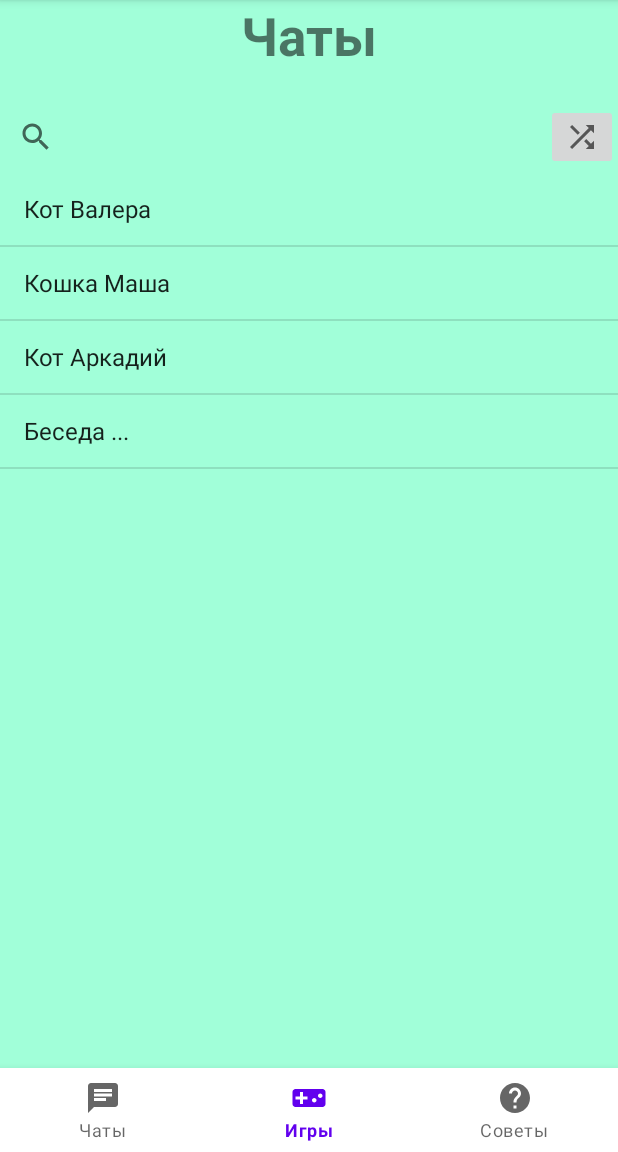
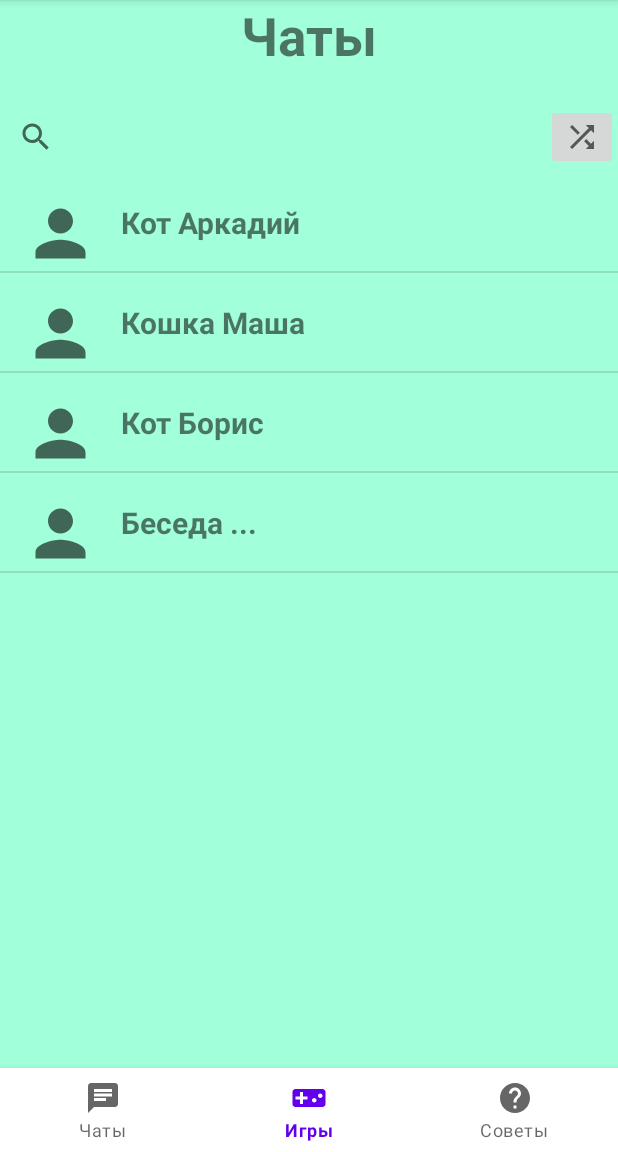
Before and after one commit to ArtyomBY/MaxArt_AppForCats, an Android app: the fragment ChatsFragment placed in its activity, on a phone screen of 412 x 824 dp, the part 84-1236 px from its top. Run offline under Robolectric (Android 15) with nearby library versions, the phone set to English and light mode, and no system bars.

Commit message:
mod chats & recommendation

```diff
--- a/app/src/main/java/com/maxart/appforcats/fragments/ChatsFragment.java
+++ b/app/src/main/java/com/maxart/appforcats/fragments/ChatsFragment.java
@@ -1,7 +1,10 @@
 package com.maxart.appforcats.fragments;
 
+import android.content.Context;
 import android.os.Bundle;
 
+import androidx.annotation.NonNull;
+import androidx.annotation.Nullable;
 import androidx.appcompat.widget.SearchView;
 import androidx.fragment.app.Fragment;
 
@@ -9,29 +12,44 @@ import android.view.LayoutInflater;
 import android.view.View;
 import android.view.ViewGroup;
 import android.widget.ArrayAdapter;
+import android.widget.ImageView;
 import android.widget.ListView;
+import android.widget.TextView;
 import android.widget.Toast;
 
+import com.maxart.appforcats.Chat;
 import com.maxart.appforcats.R;
 
 import java.util.ArrayList;
+import java.util.List;
 
 public class ChatsFragment extends Fragment {
 
-    ListView chats_list;
+    ListView chats_listView;
     SearchView searchView;
     final String[] chats_array = {"Кот Валера", "Кошка Маша", "Кот Аркадий", "Беседа ..."};
     final ArrayList<String> chats = new ArrayList<>();
+    List<Chat> chats_list = new ArrayList<>();
 
     @Override
     public View onCreateView(LayoutInflater inflater, ViewGroup container,
                              Bundle savedInstanceState) {
 
         View v = inflater.inflate(R.layout.fragment_chats, container, false);
-        chats_list = v.findViewById(R.id.chats_list);
+        chats_listView = v.findViewById(R.id.chats_list);
         searchView = v.findViewById(R.id.search_view);
+
+        chats_list.add(new Chat("Кот Аркадий"));
+        chats_list.add(new Chat("Кошка Маша"));
+        chats_list.add(new Chat("Кот Борис"));
+        chats_list.add(new Chat("Беседа ..."));
+
+        ChatsAdapter chatsAdapter = new ChatsAdapter(getContext(), R.layout.layout_chat_item, chats_list);
+        chats_listView.setAdapter(chatsAdapter);
+
+        /*
         ArrayAdapter<String> adapter = new ArrayAdapter<>(getContext(), android.R.layout.simple_list_item_1, chats_array);
-        chats_list.setAdapter(adapter);
+        chats_listView.setAdapter(adapter);
 
         searchView.setOnQueryTextListener(new SearchView.OnQueryTextListener() {
                     @Override
@@ -52,8 +70,35 @@ public class ChatsFragment extends Fragment {
                         return false;
                     }
                 });
+                */
 
 
         return v;
     }
+
+
+    private class ChatsAdapter extends ArrayAdapter<Chat>{
+
+        public ChatsAdapter(@NonNull Context context, int resource, @NonNull List<Chat> objects) {
+            super(context, resource, objects);
+        }
+
+        @NonNull
+        @Override
+        public View getView(int position, @Nullable View convertView, @NonNull ViewGroup parent) {
+
+            final Chat chat = getItem(position);
+
+            if (convertView == null) {
+                convertView = LayoutInflater.from(getContext()).inflate(R.layout.layout_chat_item, null);
+            }
+
+            ((ImageView) convertView.findViewById(R.id.profile_picture)).setImageResource(chat.getProfile_picture());
+            ((TextView) convertView.findViewById(R.id.profile_name)).setText(chat.getName());
+
+
+
+            return convertView;
+        }
+    }
 }
```
Also changed, not shown: app/src/main/java/com/maxart/appforcats/fragments/RecommendationFragment.java (+41 -0 lines).
